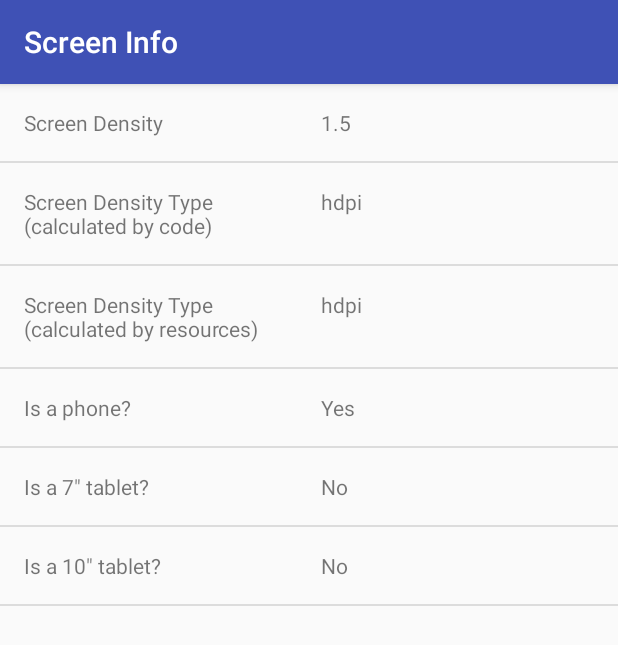
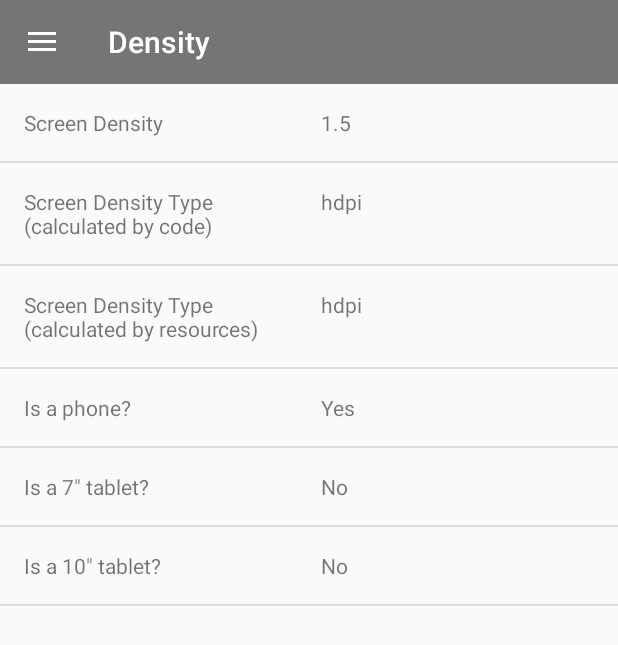
Before and after one commit to allo86/ScreenInfo, an Android app: the screen it shows after launch (MainActivity), on a phone screen of 412 x 824 dp. Shown: the top 645 px of the screen. Run offline under Robolectric (Android 15) with nearby library versions, the phone set to English and light mode, and no system bars; our stand-ins replace ButterKnife; 1 statement that could not run was skipped.

Commit message:
Add side menu & reorganize classes

```diff
--- a/app/src/main/java/com/allo/screeninfo/MainActivity.java
+++ b/app/src/main/java/com/allo/screeninfo/MainActivity.java
@@ -1,26 +1,45 @@
 package com.allo.screeninfo;
 
+import android.content.res.Configuration;
+import android.os.Bundle;
+import android.support.annotation.NonNull;
+import android.support.design.widget.NavigationView;
+import android.support.v4.app.Fragment;
+import android.support.v4.app.FragmentManager;
+import android.support.v4.view.GravityCompat;
+import android.support.v4.widget.DrawerLayout;
+import android.support.v7.app.ActionBarDrawerToggle;
 import android.support.v7.app.AppCompatActivity;
-import android.os.Bundle;
-import android.support.v7.widget.LinearLayoutManager;
-import android.support.v7.widget.RecyclerView;
-import android.util.DisplayMetrics;
+import android.support.v7.widget.Toolbar;
 import android.util.Log;
+import android.view.MenuItem;
 
-import java.util.ArrayList;
-import java.util.List;
+import com.allo.screeninfo.density.DensityFragment;
+import com.allo.screeninfo.text.TextFragment;
 
 import butterknife.BindView;
 import butterknife.ButterKnife;
+import icepick.Icepick;
+import icepick.State;
 
-public class MainActivity extends AppCompatActivity {
+public class MainActivity extends AppCompatActivity implements DensityFragment.OnFragmentInteractionListener,
+        TextFragment.OnFragmentInteractionListener {
 
     private static final String TAG_LOG = MainActivity.class.getCanonicalName();
 
-    @BindView(R.id.rv_items)
-    RecyclerView mRecyclerView;
+    @BindView(R.id.drawer_layout)
+    DrawerLayout mDrawerLayout;
 
-    private List<ScreenInfo> items;
+    @BindView(R.id.toolbar)
+    Toolbar mToolbar;
+
+    @BindView(R.id.navigation_view)
+    NavigationView mNavigationView;
+
+    private ActionBarDrawerToggle mDrawerToggle;
+
+    @State
+    int mSelectedMenuOptionId;
 
     @Override
     protected void onCreate(Bundle savedInstanceState) {
@@ -33,7 +52,14 @@ public class MainActivity extends AppCompatActivity {
         ButterKnife.bind(this);
 
         initializeUI();
-        initializeData();
+
+        Icepick.restoreInstanceState(this, savedInstanceState);
+
+        if (savedInstanceState == null) {
+            selectDrawerItem(mNavigationView.getMenu().findItem(R.id.density_fragment));
+        } else {
+            mNavigationView.getMenu().findItem(mSelectedMenuOptionId).setChecked(true);
+        }
     }
 
     @Override
@@ -70,117 +96,85 @@ public class MainActivity extends AppCompatActivity {
     public void onSaveInstanceState(Bundle outState) {
         Log.d(TAG_LOG, "onSaveInstanceState");
         super.onSaveInstanceState(outState);
+        Icepick.saveInstanceState(this, outState);
     }
 
-    private void initializeUI() {
-        mRecyclerView.setLayoutManager(new LinearLayoutManager(this));
-        mRecyclerView.setHasFixedSize(true);
-        mRecyclerView.addItemDecoration(new DividerItemDecoration(this, DividerItemDecoration.VERTICAL_LIST));
-
-        items = new ArrayList<>();
-        KeyValueAdapter<ScreenInfo> adapter = new KeyValueAdapter<>(items);
-        mRecyclerView.setAdapter(adapter);
+    // `onPostCreate` called when activity start-up is complete after `onStart()`
+    // NOTE 1: Make sure to override the method with only a single `Bundle` argument
+    // Note 2: Make sure you implement the correct `onPostCreate(Bundle savedInstanceState)` method.
+    // There are 2 signatures and only `onPostCreate(Bundle state)` shows the hamburger icon.
+    @Override
+    protected void onPostCreate(Bundle savedInstanceState) {
+        super.onPostCreate(savedInstanceState);
+        // Sync the toggle state after onRestoreInstanceState has occurred.
+        mDrawerToggle.syncState();
     }
 
-    private void initializeData() {
-        items.add(screenDensity());
-        items.add(screenDensityTypeByCode());
-        items.add(screenDensityTypeByResources());
-
-        items.add(isPhone());
-        items.add(is7Tablet());
-        items.add(is10Tablet());
+    @Override
+    public void onConfigurationChanged(Configuration newConfig) {
+        super.onConfigurationChanged(newConfig);
+        // Pass any configuration change to the drawer toggles
+        mDrawerToggle.onConfigurationChanged(newConfig);
     }
 
-    private ScreenInfo screenDensity() {
-        ScreenInfo screenInfo = new ScreenInfo();
-        screenInfo.setKey(getString(R.string.screen_density));
-        screenInfo.setValue(String.valueOf(getResources().getDisplayMetrics().density));
-        return screenInfo;
+    @Override
+    public boolean onOptionsItemSelected(MenuItem item) {
+        if (mDrawerToggle.onOptionsItemSelected(item)) {
+            return true;
+        }
+
+        // The action bar home/up action should open or close the drawer.
+        switch (item.getItemId()) {
+            case android.R.id.home:
+                mDrawerLayout.openDrawer(GravityCompat.START);
+                return true;
+        }
+
+        return super.onOptionsItemSelected(item);
     }
 
-    private ScreenInfo screenDensityTypeByCode() {
-        ScreenInfo screenInfo = new ScreenInfo();
-        screenInfo.setKey(getString(R.string.screen_density_type_code));
 
-        DisplayMetrics metrics = getResources().getDisplayMetrics();
-        switch (metrics.densityDpi) {
-            case DisplayMetrics.DENSITY_LOW:
-                screenInfo.setValue(getString(R.string.screen_density_low));
+    private void initializeUI() {
+        setSupportActionBar(mToolbar);
+
+        mNavigationView.setNavigationItemSelectedListener(
+                new NavigationView.OnNavigationItemSelectedListener() {
+                    @Override
+                    public boolean onNavigationItemSelected(@NonNull MenuItem menuItem) {
+                        selectDrawerItem(menuItem);
+                        return true;
+                    }
+                });
+
+        mDrawerToggle = new ActionBarDrawerToggle(this, mDrawerLayout, mToolbar, R.string.drawer_open, R.string.drawer_close);
+    }
+
+    public void selectDrawerItem(MenuItem menuItem) {
+        // Create a new fragment and specify the fragment to show based on nav item clicked
+        Fragment fragment;
+        switch (menuItem.getItemId()) {
+            case R.id.density_fragment:
+                fragment = DensityFragment.newInstance();
                 break;
-            case DisplayMetrics.DENSITY_MEDIUM:
-                screenInfo.setValue(getString(R.string.screen_density_medium));
-                break;
-            case DisplayMetrics.DENSITY_HIGH:
-                screenInfo.setValue(getString(R.string.screen_density_high));
-                break;
-            case DisplayMetrics.DENSITY_XHIGH:
-                screenInfo.setValue(getString(R.string.screen_density_xhigh));
-                break;
-            case DisplayMetrics.DENSITY_XXHIGH:
-                screenInfo.setValue(getString(R.string.screen_density_xxhigh));
-                break;
-            case DisplayMetrics.DENSITY_XXXHIGH:
-                screenInfo.setValue(getString(R.string.screen_density_xxxhigh));
-                break;
-            case DisplayMetrics.DENSITY_260:
-                screenInfo.setValue(getString(R.string.screen_density_tv));
-                break;
-            case DisplayMetrics.DENSITY_280:
-                screenInfo.setValue(getString(R.string.screen_density_tv));
-                break;
-            case DisplayMetrics.DENSITY_300:
-                screenInfo.setValue(getString(R.string.screen_density_tv));
-                break;
-            case DisplayMetrics.DENSITY_340:
-                screenInfo.setValue(getString(R.string.screen_density_tv));
-                break;
-            case DisplayMetrics.DENSITY_360:
-                screenInfo.setValue(getString(R.string.screen_density_tv));
-                break;
-            case DisplayMetrics.DENSITY_400:
-                screenInfo.setValue(getString(R.string.screen_density_tv));
-                break;
-            case DisplayMetrics.DENSITY_420:
-                screenInfo.setValue(getString(R.string.screen_density_tv));
+            case R.id.text_fragment:
+                fragment = TextFragment.newInstance();
                 break;
             default:
-                screenInfo.setValue(getString(R.string.screen_density_non_reliable));
-                break;
+                fragment = DensityFragment.newInstance();
         }
 
-        return screenInfo;
+        // Insert the fragment by replacing any existing fragment
+        FragmentManager fragmentManager = getSupportFragmentManager();
+        fragmentManager.beginTransaction().replace(R.id.fragment_container, fragment).commit();
+
+        // Highlight the selected item has been done by NavigationView
+        menuItem.setChecked(true);
+
+        // Set action bar title
+        setTitle(menuItem.getTitle());
+
+        // Close the navigation drawer
+        mDrawerLayout.closeDrawers();
     }
 
-    private ScreenInfo screenDensityTypeByResources() {
-        ScreenInfo screenInfo = new ScreenInfo();
-        screenInfo.setKey(getString(R.string.screen_density_type_resources));
-        screenInfo.setValue(getString(R.string.screen_density_value));
-        return screenInfo;
-    }
-
-    private ScreenInfo isPhone() {
-        ScreenInfo screenInfo = new ScreenInfo();
-        screenInfo.setKey(getString(R.string.screen_is_phone));
-        screenInfo.setValue(getTextForBoolean(getResources().getBoolean(R.bool.is_phone)));
-        return screenInfo;
-    }
-
-    private ScreenInfo is7Tablet() {
-        ScreenInfo screenInfo = new ScreenInfo();
-        screenInfo.setKey(getString(R.string.screen_is_seven_inches_tablet));
-        screenInfo.setValue(getTextForBoolean(getResources().getBoolean(R.bool.is_tablet_seven_inches)));
-        return screenInfo;
-    }
-
-    private ScreenInfo is10Tablet() {
-        ScreenInfo screenInfo = new ScreenInfo();
-        screenInfo.setKey(getString(R.string.screen_is_ten_inches_tablet));
-        screenInfo.setValue(getTextForBoolean(getResources().getBoolean(R.bool.is_tablet_ten_inches)));
-        return screenInfo;
-    }
-
-    private String getTextForBoolean(boolean item) {
-        return getString(item ? R.string.screen_yes : R.string.screen_no);
-    }
 }
--- /dev/null
+++ b/app/src/main/java/com/allo/screeninfo/base/BaseFragment.java
@@ -0,0 +1,61 @@
+package com.allo.screeninfo.base;
+
+import android.os.Bundle;
+import android.support.annotation.Nullable;
+import android.support.v4.app.Fragment;
+import android.view.LayoutInflater;
+import android.view.View;
+import android.view.ViewGroup;
+
+import butterknife.ButterKnife;
+import butterknife.Unbinder;
+
+/**
+ * BaseFragment
+ * <p>
+ * Created by ALLO on 29/1/17.
+ */
+public abstract class BaseFragment extends Fragment {
+
+    protected final String TAG_LOG = this.getClass().getCanonicalName();
+
+    private Unbinder unbinder;
+
+    @Override
+    public void onCreate(Bundle savedInstanceState) {
+        super.onCreate(savedInstanceState);
+    }
+
+    @Override
+    public View onCreateView(LayoutInflater inflater, ViewGroup container,
+                             Bundle savedInstanceState) {
+        // Inflate the layout for this fragment
+        View view = inflater.inflate(getLayoutResource(), container, false);
+        unbinder = ButterKnife.bind(this, view);
+        return view;
+    }
+
+    @Override
+    public void onViewCreated(View view, @Nullable Bundle savedInstanceState) {
+        super.onViewCreated(view, savedInstanceState);
+        initializeUI();
+    }
+
+    @Override
+    public void onDestroyView() {
+        super.onDestroyView();
+        unbinder.unbind();
+    }
+
+    @Override
+    public void onStart() {
+        super.onStart();
+        showData();
+    }
+
+    public abstract int getLayoutResource();
+
+    public abstract void initializeUI();
+
+    public abstract void showData();
+}
--- /dev/null
+++ b/app/src/main/java/com/allo/screeninfo/density/DensityFragment.java
@@ -0,0 +1,199 @@
+package com.allo.screeninfo.density;
+
+import android.content.Context;
+import android.support.v4.app.Fragment;
+import android.support.v7.widget.LinearLayoutManager;
+import android.support.v7.widget.RecyclerView;
+import android.util.DisplayMetrics;
+
+import com.allo.screeninfo.R;
+import com.allo.screeninfo.base.BaseFragment;
+import com.allo.screeninfo.utils.DividerItemDecoration;
+import com.allo.screeninfo.utils.KeyValueAdapter;
+
+import java.util.ArrayList;
+import java.util.List;
+
+import butterknife.BindView;
+
+/**
+ * A simple {@link Fragment} subclass.
+ * Activities that contain this fragment must implement the
+ * {@link DensityFragment.OnFragmentInteractionListener} interface
+ * to handle interaction events.
+ * Use the {@link DensityFragment#newInstance} factory method to
+ * create an instance of this fragment.
+ */
+public class DensityFragment extends BaseFragment {
+
+    /**
+     * This interface must be implemented by activities that contain this
+     * fragment to allow an interaction in this fragment to be communicated
+     * to the activity and potentially other fragments contained in that
+     * activity.
+     * <p>
+     * See the Android Training lesson <a href=
+     * "http://developer.android.com/training/basics/fragments/communicating.html"
+     * >Communicating with Other Fragments</a> for more information.
+     */
+    public interface OnFragmentInteractionListener {
+    }
+
+    private OnFragmentInteractionListener mListener;
+
+    @BindView(R.id.rv_items)
+    RecyclerView mRecyclerView;
+
+    private KeyValueAdapter<ScreenInfo> mAdapter;
+    private List<ScreenInfo> items;
+
+    public DensityFragment() {
+        // Required empty public constructor
+    }
+
+    /**
+     * Use this factory method to create a new instance of
+     * this fragment using the provided parameters.
+     *
+     * @return A new instance of fragment DensityFragment.
+     */
+    public static DensityFragment newInstance() {
+        return new DensityFragment();
+    }
+
+    @Override
+    public int getLayoutResource() {
+        return R.layout.fragment_density;
+    }
+
+    @Override
+    public void initializeUI() {
+        mRecyclerView.setLayoutManager(new LinearLayoutManager(getActivity()));
+        mRecyclerView.setHasFixedSize(true);
+        mRecyclerView.addItemDecoration(new DividerItemDecoration(getActivity(), DividerItemDecoration.VERTICAL_LIST));
+
+        items = new ArrayList<>();
+        mAdapter = new KeyValueAdapter<>(items);
+        mRecyclerView.setAdapter(mAdapter);
+    }
+
+    @Override
+    public void showData() {
+        items.add(screenDensity());
+        items.add(screenDensityTypeByCode());
+        items.add(screenDensityTypeByResources());
+
+        items.add(isPhone());
+        items.add(is7Tablet());
+        items.add(is10Tablet());
+    }
+
+    @Override
+    public void onAttach(Context context) {
+        super.onAttach(context);
+        if (context instanceof OnFragmentInteractionListener) {
+            mListener = (OnFragmentInteractionListener) context;
+        } else {
+            throw new RuntimeException(context.toString()
+                    + " must implement OnFragmentInteractionListener");
+        }
+    }
+
+    @Override
+    public void onDetach() {
+        super.onDetach();
+        mListener = null;
+    }
+
+    private ScreenInfo screenDensity() {
+        ScreenInfo screenInfo = new ScreenInfo();
+        screenInfo.setKey(getString(R.string.screen_density));
+        screenInfo.setValue(String.valueOf(getResources().getDisplayMetrics().density));
+        return screenInfo;
+    }
+
+    private ScreenInfo screenDensityTypeByCode() {
+        ScreenInfo screenInfo = new ScreenInfo();
+        screenInfo.setKey(getString(R.string.screen_density_type_code));
+
+        DisplayMetrics metrics = getResources().getDisplayMetrics();
+        switch (metrics.densityDpi) {
+            case DisplayMetrics.DENSITY_LOW:
+                screenInfo.setValue(getString(R.string.screen_density_low));
+                break;
+            case DisplayMetrics.DENSITY_MEDIUM:
+                screenInfo.setValue(getString(R.string.screen_density_medium));
+                break;
+            case DisplayMetrics.DENSITY_HIGH:
+                screenInfo.setValue(getString(R.string.screen_density_high));
+                break;
+            case DisplayMetrics.DENSITY_XHIGH:
+                screenInfo.setValue(getString(R.string.screen_density_xhigh));
+                break;
+            case DisplayMetrics.DENSITY_XXHIGH:
+                screenInfo.setValue(getString(R.string.screen_density_xxhigh));
+                break;
+            case DisplayMetrics.DENSITY_XXXHIGH:
+                screenInfo.setValue(getString(R.string.screen_density_xxxhigh));
+                break;
+            case DisplayMetrics.DENSITY_260:
+                screenInfo.setValue(getString(R.string.screen_density_260));
+                break;
+            case DisplayMetrics.DENSITY_280:
+                screenInfo.setValue(getString(R.string.screen_density_280));
+                break;
+            case DisplayMetrics.DENSITY_300:
+                screenInfo.setValue(getString(R.string.screen_density_300));
+                break;
+            case DisplayMetrics.DENSITY_340:
+                screenInfo.setValue(getString(R.string.screen_density_340));
+                break;
+            case DisplayMetrics.DENSITY_360:
+                screenInfo.setValue(getString(R.string.screen_density_360));
+                break;
+            case DisplayMetrics.DENSITY_400:
+                screenInfo.setValue(getString(R.string.screen_density_400));
+                break;
+            case DisplayMetrics.DENSITY_420:
+                screenInfo.setValue(getString(R.string.screen_density_420));
+                break;
+            default:
+                screenInfo.setValue(getString(R.string.screen_density_non_reliable));
+                break;
+        }
+
+        return screenInfo;
+    }
+
+    private ScreenInfo screenDensityTypeByResources() {
+        ScreenInfo screenInfo = new ScreenInfo();
+        screenInfo.setKey(getString(R.string.screen_density_type_resources));
+        screenInfo.setValue(getString(R.string.screen_density_value));
+        return screenInfo;
+    }
+
+    private ScreenInfo isPhone() {
+        ScreenInfo screenInfo = new ScreenInfo();
+        screenInfo.setKey(getString(R.string.screen_is_phone));
+        screenInfo.setValue(getTextForBoolean(getResources().getBoolean(R.bool.is_phone)));
+        return screenInfo;
+    }
+
+    private ScreenInfo is7Tablet() {
+        ScreenInfo screenInfo = new ScreenInfo();
+        screenInfo.setKey(getString(R.string.screen_is_seven_inches_tablet));
+        screenInfo.setValue(getTextForBoolean(getResources().getBoolean(R.bool.is_tablet_seven_inches)));
+        return screenInfo;
+    }
+
+    private ScreenInfo is10Tablet() {
+        ScreenInfo screenInfo = new ScreenInfo();
+        screenInfo.setKey(getString(R.string.screen_is_ten_inches_tablet));
+        screenInfo.setValue(getTextForBoolean(getResources().getBoolean(R.bool.is_tablet_ten_inches)));
+        return screenInfo;
+    }
+
+    private String getTextForBoolean(boolean item) {
+        return getString(item ? R.string.screen_yes : R.string.screen_no);
+    }
+}
--- a/app/src/main/java/com/allo/screeninfo/ScreenInfo.java
+++ b/app/src/main/java/com/allo/screeninfo/density/ScreenInfo.java
@@ -1,4 +1,6 @@
-package com.allo.screeninfo;
+package com.allo.screeninfo.density;
+
+import com.allo.screeninfo.utils.KeyValue;
 
 /**
  * Created by ALLO on 29/1/17.
--- a/app/src/main/java/com/allo/screeninfo/DividerItemDecoration.java
+++ b/app/src/main/java/com/allo/screeninfo/utils/DividerItemDecoration.java
@@ -1,4 +1,4 @@
-package com.allo.screeninfo;
+package com.allo.screeninfo.utils;
 
 import android.content.Context;
 import android.content.res.TypedArray;
--- a/app/src/main/java/com/allo/screeninfo/KeyValue.java
+++ b/app/src/main/java/com/allo/screeninfo/utils/KeyValue.java
@@ -1,4 +1,4 @@
-package com.allo.screeninfo;
+package com.allo.screeninfo.utils;
 
 /**
  * Created by ALLO on 29/1/17.
--- a/app/src/main/java/com/allo/screeninfo/KeyValueAdapter.java
+++ b/app/src/main/java/com/allo/screeninfo/utils/KeyValueAdapter.java
@@ -1,10 +1,12 @@
-package com.allo.screeninfo;
+package com.allo.screeninfo.utils;
 
 import android.support.v7.widget.AppCompatTextView;
 import android.support.v7.widget.RecyclerView;
 import android.view.LayoutInflater;
 import android.view.View;
 import android.view.ViewGroup;
+
+import com.allo.screeninfo.R;
 
 import java.util.List;
 
--- a/app/src/main/res/layout/activity_main.xml
+++ b/app/src/main/res/layout/activity_main.xml
@@ -1,14 +1,41 @@
 <?xml version="1.0" encoding="utf-8"?>
-<RelativeLayout xmlns:android="http://schemas.android.com/apk/res/android"
+<android.support.v4.widget.DrawerLayout xmlns:android="http://schemas.android.com/apk/res/android"
+    xmlns:app="http://schemas.android.com/apk/res-auto"
     xmlns:tools="http://schemas.android.com/tools"
-    android:id="@+id/activity_main"
+    android:id="@+id/drawer_layout"
     android:layout_width="match_parent"
     android:layout_height="match_parent"
     tools:context="com.allo.screeninfo.MainActivity">
 
-    <android.support.v7.widget.RecyclerView
-        android:id="@+id/rv_items"
+    <!-- This LinearLayout represents the contents of the screen  -->
+    <LinearLayout
         android:layout_width="match_parent"
-        android:layout_height="match_parent" />
+        android:layout_height="match_parent"
+        android:orientation="vertical">
 
-</RelativeLayout>
+        <!-- The ActionBar displayed at the top -->
+        <include
+            layout="@layout/toolbar"
+            android:layout_width="match_parent"
+            android:layout_height="wrap_content" />
+
+        <!-- The main content view where fragments are loaded -->
+        <FrameLayout
+            android:id="@+id/fragment_container"
+            android:layout_width="match_parent"
+            android:layout_height="match_parent" />
+
+    </LinearLayout>
+
+    <!-- The navigation drawer that comes from the left -->
+    <!-- Note that `android:layout_gravity` needs to be set to 'start' -->
+    <android.support.design.widget.NavigationView
+        android:id="@+id/navigation_view"
+        android:layout_width="wrap_content"
+        android:layout_height="match_parent"
+        android:layout_gravity="start"
+        android:background="@color/white"
+        app:headerLayout="@layout/nav_header"
+        app:menu="@menu/drawer_options" />
+
+</android.support.v4.widget.DrawerLayout>
--- /dev/null
+++ b/app/src/main/res/layout/fragment_density.xml
@@ -0,0 +1,14 @@
+<?xml version="1.0" encoding="utf-8"?>
+<RelativeLayout xmlns:android="http://schemas.android.com/apk/res/android"
+    xmlns:tools="http://schemas.android.com/tools"
+    android:id="@+id/activity_main"
+    android:layout_width="match_parent"
+    android:layout_height="match_parent"
+    tools:context="com.allo.screeninfo.density.DensityFragment">
+
+    <android.support.v7.widget.RecyclerView
+        android:id="@+id/rv_items"
+        android:layout_width="match_parent"
+        android:layout_height="match_parent" />
+
+</RelativeLayout>
--- /dev/null
+++ b/app/src/main/res/layout/toolbar.xml
@@ -0,0 +1,9 @@
+<android.support.v7.widget.Toolbar xmlns:android="http://schemas.android.com/apk/res/android"
+    xmlns:app="http://schemas.android.com/apk/res-auto"
+    android:id="@+id/toolbar"
+    android:layout_width="match_parent"
+    android:layout_height="wrap_content"
+    android:background="?attr/colorPrimaryDark"
+    android:fitsSystemWindows="true"
+    android:minHeight="?attr/actionBarSize"
+    app:theme="@style/ThemeOverlay.AppCompat.Dark.ActionBar" />
--- /dev/null
+++ b/app/src/main/res/menu/drawer_options.xml
@@ -0,0 +1,15 @@
+<menu xmlns:android="http://schemas.android.com/apk/res/android">
+
+    <group android:checkableBehavior="single">
+        <item
+            android:id="@+id/density_fragment"
+            android:checked="true"
+            android:icon="@mipmap/ic_launcher"
+            android:title="@string/option_density" />
+        <item
+            android:id="@+id/text_fragment"
+            android:icon="@mipmap/ic_launcher"
+            android:title="@string/option_text" />
+    </group>
+
+</menu>
--- /dev/null
+++ b/app/src/main/res/values-v19/styles.xml
@@ -0,0 +1,10 @@
+<?xml version="1.0" encoding="utf-8"?>
+<resources>
+
+    <!-- Base application theme. -->
+    <style name="AppTheme" parent="Theme.AppCompat.Light.NoActionBar">
+        <!-- Customize your theme here. -->
+        <item name="android:windowTranslucentStatus">true</item>
+    </style>
+
+</resources>
--- a/app/src/main/res/values/colors.xml
+++ b/app/src/main/res/values/colors.xml
@@ -3,4 +3,7 @@
     <color name="colorPrimary">#3F51B5</color>
     <color name="colorPrimaryDark">#303F9F</color>
     <color name="colorAccent">#FF4081</color>
+
+    <color name="white">#FFFFFF</color>
+    <color name="black">#000000</color>
 </resources>
--- a/app/src/main/res/values/strings.xml
+++ b/app/src/main/res/values/strings.xml
@@ -1,4 +1,5 @@
 <resources>
+
     <string name="app_name">Screen Info</string>
 
     <string name="screen_density">Screen Density</string>
--- /dev/null
+++ b/app/src/main/res/values/strings_drawer.xml
@@ -0,0 +1,11 @@
+<?xml version="1.0" encoding="utf-8"?>
+<resources>
+
+    <string name="option_density">Density</string>
+    <string name="option_text">Text</string>
+
+    <string name="drawer_open">Open navigation drawer</string>
+    <string name="drawer_close">Close navigation drawer</string>
+
+
+</resources>
--- a/app/src/main/res/values/styles.xml
+++ b/app/src/main/res/values/styles.xml
@@ -1,7 +1,7 @@
 <resources>
 
     <!-- Base application theme. -->
-    <style name="AppTheme" parent="Theme.AppCompat.Light.DarkActionBar">
+    <style name="AppTheme" parent="Theme.AppCompat.Light.NoActionBar">
         <!-- Customize your theme here. -->
         <item name="colorPrimary">@color/colorPrimary</item>
         <item name="colorPrimaryDark">@color/colorPrimaryDark</item>
```
Also changed, not shown: app/build.gradle (+8 -0 lines), app/src/main/java/com/allo/screeninfo/text/TextFragment.java (added, +79 -0 lines), app/src/main/res/layout/fragment_text.xml (added, +7 -0 lines), app/src/main/res/layout/nav_header.xml (added, +18 -0 lines).
